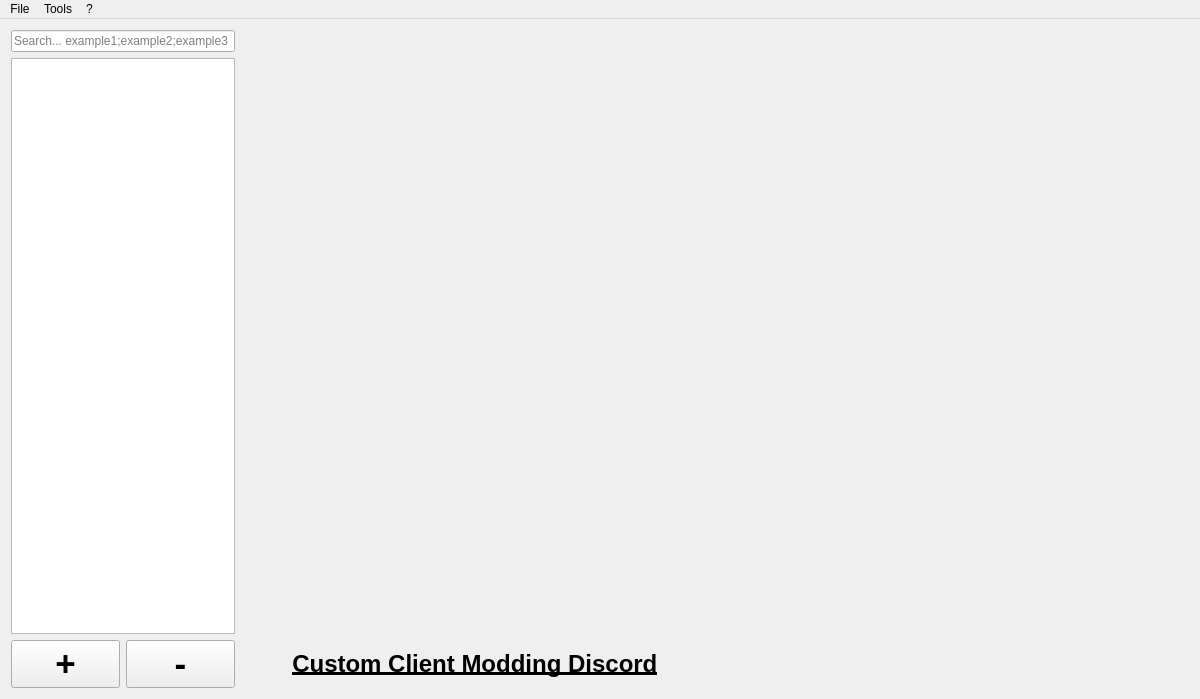
Old version of the form Source/mainwindow.ui in the repository 3rjoselu/OnexExplorer.
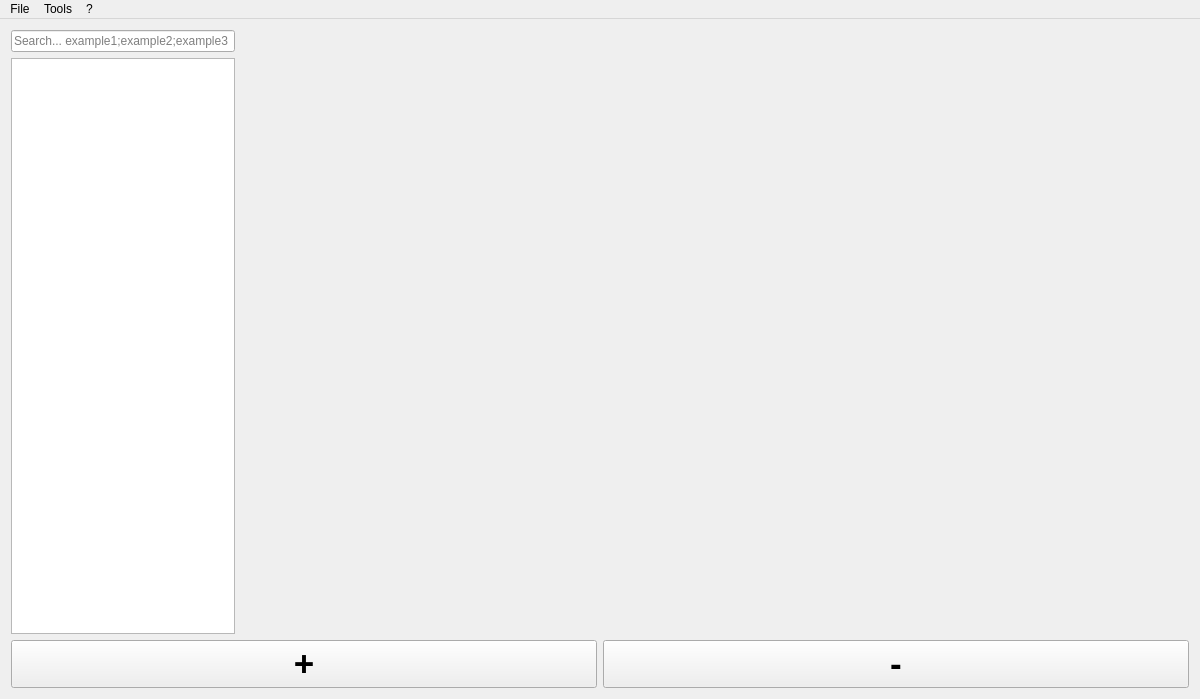
New version of the form. Icons and pictures are not drawn.

Commit message: Remove donation and discord links

```diff
--- a/Source/mainwindow.ui
+++ b/Source/mainwindow.ui
@@ -43,7 +43,7 @@
                         </property>
                     </widget>
                 </item>
-                <item row="2" column="0">
+                <item row="2" column="0" colspan="2">
                     <layout class="QHBoxLayout" name="horizontalLayout">
                         <item>
                             <widget class="QPushButton" name="addButton">
@@ -75,41 +75,6 @@
                         </item>
                     </layout>
                 </item>
-                <item row="2" column="1">
-                    <layout class="QHBoxLayout" name="horizontalLayout_2">
-                        <item>
-                            <widget class="QLabel" name="label_3">
-                                <property name="text">
-                                    <string>&lt;html&gt;&lt;head/&gt;&lt;body&gt;&lt;p&gt;&lt;a href=&quot;https://discord.gg/t73Ayca&quot;&gt;&lt;span
-                                        style=&quot; font-size:18pt; font-weight:600; text-decoration: underline;
-                                        color:#000000;&quot;&gt;Custom Client Modding Discord&lt;/span&gt;&lt;/a&gt;&lt;/p&gt;&lt;/body&gt;&lt;/html&gt;
-                                    </string>
-                                </property>
-                                <property name="alignment">
-                                    <set>Qt::AlignCenter</set>
-                                </property>
-                                <property name="openExternalLinks">
-                                    <bool>true</bool>
-                                </property>
-                            </widget>
-                        </item>
-                        <item alignment="Qt::AlignRight">
-                            <widget class="QLabel" name="label">
-                                <property name="text">
-                                    <string>&lt;html&gt;&lt;head/&gt;&lt;body&gt;&lt;p&gt;&lt;a href=&quot;https://ko-fi.com/Pumbaa&quot;&gt;&lt;img
-                                        src=&quot;:/resources/kofi4.png&quot; height=&quot;36&quot;/&gt;&lt;/a&gt;&lt;/p&gt;&lt;/body&gt;&lt;/html&gt;
-                                    </string>
-                                </property>
-                                <property name="alignment">
-                                    <set>Qt::AlignLeading|Qt::AlignLeft|Qt::AlignVCenter</set>
-                                </property>
-                                <property name="openExternalLinks">
-                                    <bool>true</bool>
-                                </property>
-                            </widget>
-                        </item>
-                    </layout>
-                </item>
                 <item row="0" column="1" rowspan="2">
                     <widget class="QWidget" name="previewContainer" native="true">
                         <layout class="QGridLayout" name="previewLayout">
```
The commit also changes 3 other files.
